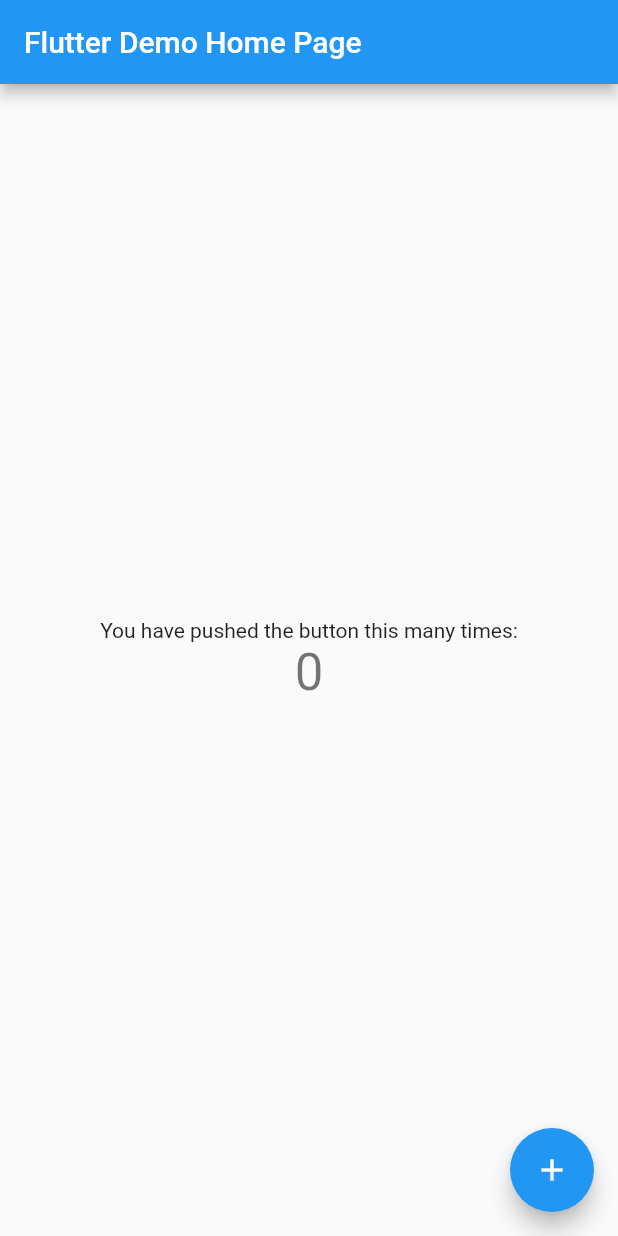
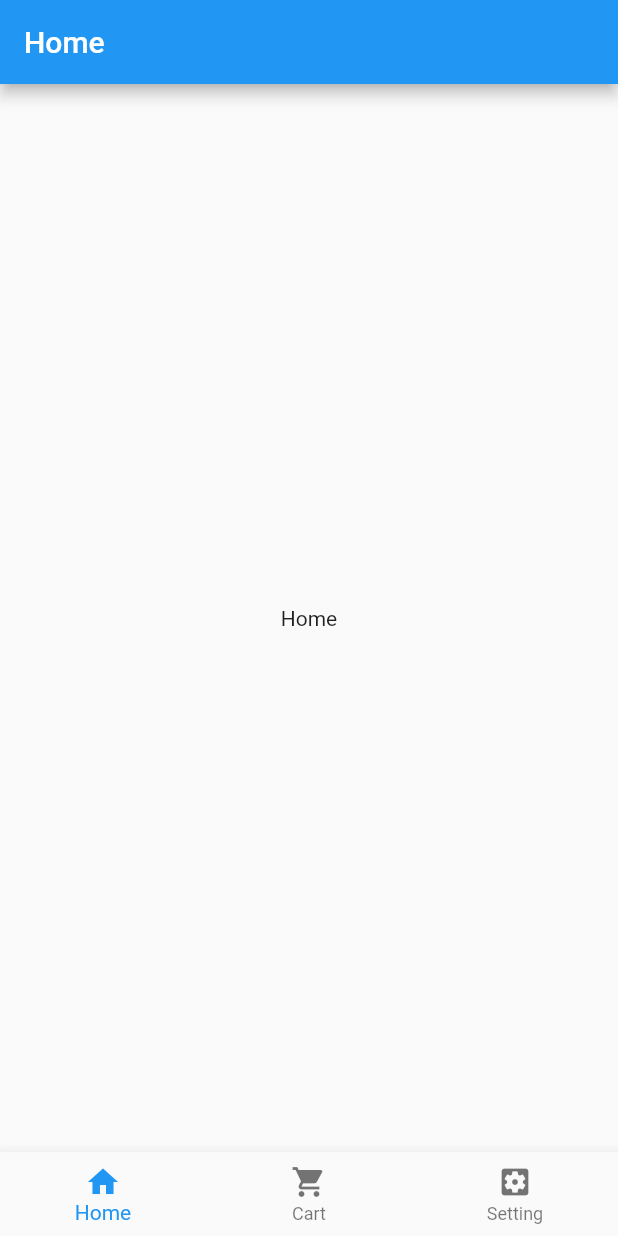
Before and after one commit to heavy-stone/GoRouterShallRoute, a Flutter app: the screen it shows after launch, on a phone screen of 412 x 824 dp. Run offline on Flutter 3.47's test engine with Material 2 defaults, Android fonts, the phone set to English and light mode, and no system bars; our stand-ins replace flutter_riverpod, go_router.

Commit message:
add ShellRoute

```diff
--- /dev/null
+++ b/lib/features/cart/presentation/ui/cart_screen.dart
@@ -0,0 +1,22 @@
+import 'package:flutter/material.dart';
+
+class CartScreen extends StatefulWidget {
+  const CartScreen({super.key});
+
+  @override
+  State<CartScreen> createState() => _CartScreenState();
+}
+
+class _CartScreenState extends State<CartScreen> {
+  @override
+  Widget build(BuildContext context) {
+    return Scaffold(
+      appBar: AppBar(
+        title: const Text('Cart'),
+      ),
+      body: const Center(
+        child: Text('Cart'),
+      ),
+    );
+  }
+}
--- a/lib/features/dashboard/presentation/ui/widget/bottom_navigation_widget.dart
+++ b/lib/features/dashboard/presentation/ui/widget/bottom_navigation_widget.dart
@@ -45,13 +45,13 @@ class _BottomNavigationWidgetState
 
     switch (index) {
       case 0:
-        context.go('location');
+        context.go('/');
         break;
       case 1:
-        context.go('location');
+        context.go('/cart');
         break;
       case 2:
-        context.go('location');
+        context.go('/setting');
         break;
       default:
     }
--- /dev/null
+++ b/lib/features/home/presentation/ui/home_screen.dart
@@ -0,0 +1,22 @@
+import 'package:flutter/material.dart';
+
+class HomeScreen extends StatefulWidget {
+  const HomeScreen({super.key});
+
+  @override
+  State<HomeScreen> createState() => _HomeScreenState();
+}
+
+class _HomeScreenState extends State<HomeScreen> {
+  @override
+  Widget build(BuildContext context) {
+    return Scaffold(
+      appBar: AppBar(
+        title: const Text('Home'),
+      ),
+      body: const Center(
+        child: Text('Home'),
+      ),
+    );
+  }
+}
--- a/lib/main.dart
+++ b/lib/main.dart
@@ -1,67 +1,31 @@
 import 'package:flutter/material.dart';
+import 'package:flutter_riverpod/flutter_riverpod.dart';
+import 'package:shell_route/route/go_router_provider.dart';
 
 void main() {
-  runApp(const MyApp());
+  runApp(const ProviderScope(child: MyApp()));
 }
 
-class MyApp extends StatelessWidget {
+class MyApp extends ConsumerStatefulWidget {
   const MyApp({super.key});
 
   @override
+  ConsumerState<ConsumerStatefulWidget> createState() => _MyAppState();
+}
+
+class _MyAppState extends ConsumerState<MyApp> {
+  @override
   Widget build(BuildContext context) {
-    return MaterialApp(
+    final router = ref.watch(goRouterProvider);
+
+    return MaterialApp.router(
+      routeInformationParser: router.routeInformationParser,
+      routeInformationProvider: router.routeInformationProvider,
+      routerDelegate: router.routerDelegate,
       title: 'Flutter Demo',
       theme: ThemeData(
         primarySwatch: Colors.blue,
       ),
-      home: const MyHomePage(title: 'Flutter Demo Home Page'),
     );
   }
 }
-
-class MyHomePage extends StatefulWidget {
-  const MyHomePage({super.key, required this.title});
-
-  final String title;
-
-  @override
-  State<MyHomePage> createState() => _MyHomePageState();
-}
-
-class _MyHomePageState extends State<MyHomePage> {
-  int _counter = 0;
-
-  void _incrementCounter() {
-    setState(() {
-      _counter++;
-    });
-  }
-
-  @override
-  Widget build(BuildContext context) {
-    return Scaffold(
-      appBar: AppBar(
-        title: Text(widget.title),
-      ),
-      body: Center(
-        child: Column(
-          mainAxisAlignment: MainAxisAlignment.center,
-          children: <Widget>[
-            const Text(
-              'You have pushed the button this many times:',
-            ),
-            Text(
-              '$_counter',
-              style: Theme.of(context).textTheme.headline4,
-            ),
-          ],
-        ),
-      ),
-      floatingActionButton: FloatingActionButton(
-        onPressed: _incrementCounter,
-        tooltip: 'Increment',
-        child: const Icon(Icons.add),
-      ), // This trailing comma makes auto-formatting nicer for build methods.
-    );
-  }
-}
--- /dev/null
+++ b/lib/route/go_router_provider.dart
@@ -0,0 +1,66 @@
+import 'package:flutter/material.dart';
+import 'package:flutter_riverpod/flutter_riverpod.dart';
+import 'package:go_router/go_router.dart';
+import 'package:shell_route/features/cart/presentation/ui/cart_screen.dart';
+import 'package:shell_route/features/dashboard/presentation/ui/dashboard_screen.dart';
+import 'package:shell_route/features/home/presentation/ui/home_screen.dart';
+import 'package:shell_route/features/setting/presentation/ui/setting_screen.dart';
+import 'package:shell_route/route/route_error_screen.dart';
+
+import 'named_route.dart';
+
+final GlobalKey<NavigatorState> _rootNavigator = GlobalKey(debugLabel: 'root');
+final GlobalKey<NavigatorState> _shellNavigator =
+    GlobalKey(debugLabel: 'shell');
+
+final goRouterProvider = Provider<GoRouter>((ref) {
+  return GoRouter(
+    navigatorKey: _rootNavigator,
+    initialLocation: '/',
+    routes: [
+      GoRoute(
+        path: '/home',
+        name: root,
+        builder: (context, state) => HomeScreen(key: state.pageKey),
+      ),
+      ShellRoute(
+        navigatorKey: _shellNavigator,
+        builder: (context, state, child) =>
+            DashBoardScreen(key: state.pageKey, child: child),
+        routes: [
+          GoRoute(
+            path: '/',
+            name: home,
+            pageBuilder: (context, state) {
+              return NoTransitionPage(
+                child: HomeScreen(key: state.pageKey),
+              );
+            },
+          ),
+          GoRoute(
+            path: '/cart',
+            name: cart,
+            pageBuilder: (context, state) {
+              return NoTransitionPage(
+                child: CartScreen(key: state.pageKey),
+              );
+            },
+          ),
+          GoRoute(
+            path: '/setting',
+            name: setting,
+            pageBuilder: (context, state) {
+              return NoTransitionPage(
+                child: SettingScreen(key: state.pageKey),
+              );
+            },
+          ),
+        ],
+      )
+    ],
+    errorBuilder: (context, state) => RouteErrorScreen(
+      errorMsg: state.error.toString(),
+      key: state.pageKey,
+    ),
+  );
+});
--- /dev/null
+++ b/lib/route/named_route.dart
@@ -0,0 +1,4 @@
+const String root = 'root';
+const String home = 'home';
+const String cart = 'cart';
+const String setting = 'setting';
```
Also changed, not shown: lib/features/setting/presentation/ui/setting_screen.dart (added, +22 -0 lines), lib/route/route_error_screen.dart (added, +26 -0 lines).
